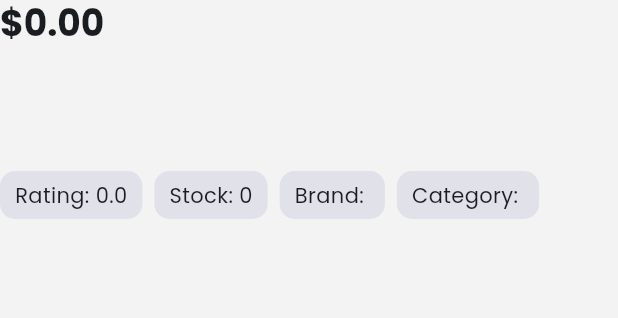
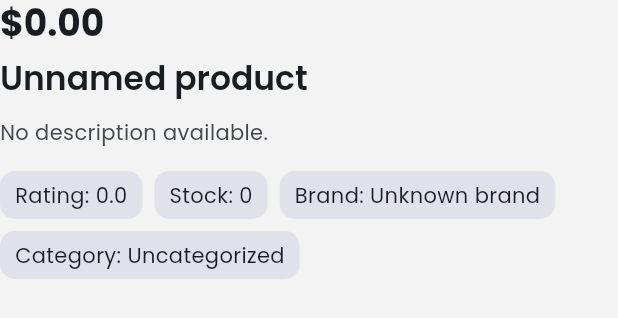
Before and after one commit to fasilajibriel/tech_gadol_flutter_assessment_fasil_adugna_jibriel, a Flutter app: the _DetailsContent widget shown alone on an empty page, opened directly with empty values, on a phone screen of 412 x 824 dp. Shown: the top 318 px of the screen. Run offline on Flutter 3.47's test engine with Material 3 defaults, Android fonts, the phone set to English and light mode, and no system bars; our stand-ins replace dartz, dio, equatable, eva_icons_flutter, flutter_dotenv, flutter_secure_storage and 5 more; accounts and stored records are empty; network calls fail.

Commit message:
feat(product): handle impefect data

```diff
--- a/lib/features/home/data/models/products_response_model/product.dart
+++ b/lib/features/home/data/models/products_response_model/product.dart
@@ -56,29 +56,104 @@ class Product extends Equatable {
   });
 
   factory Product.fromMap(Map<String, dynamic> data) => Product(
-    id: data['id'] as int?,
-    title: data['title'] as String?,
-    description: data['description'] as String?,
-    category: data['category'] as String?,
-    price: (data['price'] as num?)?.toDouble(),
-    discountPercentage: (data['discountPercentage'] as num?)?.toDouble(),
-    rating: (data['rating'] as num?)?.toDouble(),
-    stock: data['stock'] as int?,
-    tags: (data['tags'] as List<dynamic>?)?.map((e) => e as String).toList(),
-    brand: data['brand'] as String?,
-    sku: data['sku'] as String?,
-    weight: data['weight'] as int?,
-    dimensions: data['dimensions'] == null ? null : Dimensions.fromMap(data['dimensions'] as Map<String, dynamic>),
-    warrantyInformation: data['warrantyInformation'] as String?,
-    shippingInformation: data['shippingInformation'] as String?,
-    availabilityStatus: data['availabilityStatus'] as String?,
-    reviews: (data['reviews'] as List<dynamic>?)?.map((e) => Review.fromMap(e as Map<String, dynamic>)).toList(),
-    returnPolicy: data['returnPolicy'] as String?,
-    minimumOrderQuantity: data['minimumOrderQuantity'] as int?,
-    meta: data['meta'] == null ? null : Meta.fromMap(data['meta'] as Map<String, dynamic>),
-    images: (data['images'] as List<dynamic>?)?.map((e) => e as String).toList(),
-    thumbnail: data['thumbnail'] as String?,
+    id: _asInt(data['id']),
+    title: _asString(data['title']),
+    description: _asString(data['description']),
+    category: _asString(data['category']),
+    price: _asDouble(data['price']),
+    discountPercentage: _asDouble(data['discountPercentage']),
+    rating: _asDouble(data['rating']),
+    stock: _asInt(data['stock']),
+    tags: _toStringList(data['tags']),
+    brand: _asString(data['brand']),
+    sku: _asString(data['sku']),
+    weight: _asInt(data['weight']),
+    dimensions: _toDimensions(data['dimensions']),
+    warrantyInformation: _asString(data['warrantyInformation']),
+    shippingInformation: _asString(data['shippingInformation']),
+    availabilityStatus: _asString(data['availabilityStatus']),
+    reviews: _toReviews(data['reviews']),
+    returnPolicy: _asString(data['returnPolicy']),
+    minimumOrderQuantity: _asInt(data['minimumOrderQuantity']),
+    meta: _toMeta(data['meta']),
+    images: _toStringList(data['images']),
+    thumbnail: _asString(data['thumbnail']),
   );
+
+  static String? _asString(dynamic value) {
+    if (value == null) {
+      return null;
+    }
+    final stringValue = value.toString().trim();
+    return stringValue.isEmpty ? null : stringValue;
+  }
+
+  static int? _asInt(dynamic value) {
+    if (value == null) {
+      return null;
+    }
+    if (value is int) {
+      return value;
+    }
+    if (value is num) {
+      return value.toInt();
+    }
+    return int.tryParse(value.toString());
+  }
+
+  static double? _asDouble(dynamic value) {
+    if (value == null) {
+      return null;
+    }
+    if (value is double) {
+      return value;
+    }
+    if (value is num) {
+      return value.toDouble();
+    }
+    return double.tryParse(value.toString());
+  }
+
+  static List<String>? _toStringList(dynamic value) {
+    if (value is! List) {
+      return null;
+    }
+    return value
+        .where((element) => element != null)
+        .map((element) => element.toString().trim())
+        .where((element) => element.isNotEmpty)
+        .toList();
+  }
+
+  static Dimensions? _toDimensions(dynamic value) {
+    if (value is Map<String, dynamic>) {
+      return Dimensions.fromMap(value);
+    }
+    if (value is Map) {
+      return Dimensions.fromMap(Map<String, dynamic>.from(value));
+    }
+    return null;
+  }
+
+  static Meta? _toMeta(dynamic value) {
+    if (value is Map<String, dynamic>) {
+      return Meta.fromMap(value);
+    }
+    if (value is Map) {
+      return Meta.fromMap(Map<String, dynamic>.from(value));
+    }
+    return null;
+  }
+
+  static List<Review>? _toReviews(dynamic value) {
+    if (value is! List) {
+      return null;
+    }
+    return value
+        .whereType<Map>()
+        .map((element) => Review.fromMap(Map<String, dynamic>.from(element)))
+        .toList();
+  }
 
   Map<String, dynamic> toMap() => {
     'id': id,
--- a/lib/features/product/presentation/pages/product_page.dart
+++ b/lib/features/product/presentation/pages/product_page.dart
@@ -2,8 +2,11 @@ import 'package:flutter/material.dart';
 import 'package:provider/provider.dart';
 import 'package:eva_icons_flutter/eva_icons_flutter.dart';
 import 'package:tech_gadol_flutter_assessment_fasil_adugna_jibriel/core/constants/theme_constants.dart';
+import 'package:tech_gadol_flutter_assessment_fasil_adugna_jibriel/core/domain/app_logger.dart';
+import 'package:tech_gadol_flutter_assessment_fasil_adugna_jibriel/di/injector.dart';
 import 'package:tech_gadol_flutter_assessment_fasil_adugna_jibriel/features/home/data/models/products_response_model/product.dart';
 import 'package:tech_gadol_flutter_assessment_fasil_adugna_jibriel/features/product/presentation/state/product_provider.dart';
+import 'package:tech_gadol_flutter_assessment_fasil_adugna_jibriel/shared/helpers/product_data_guard.dart';
 
 class ProductPage extends StatefulWidget {
   const ProductPage({super.key, required this.productId});
@@ -24,11 +27,27 @@ class _ProductPageState extends State<ProductPage> {
       appBar: AppBar(
         backgroundColor: Colors.transparent,
         elevation: 0,
-        leading: IconButton(icon: const Icon(Icons.arrow_back_ios_new), onPressed: () => Navigator.of(context).pop()),
+        leading: IconButton(
+          icon: const Icon(Icons.arrow_back_ios_new),
+          onPressed: () => Navigator.of(context).pop(),
+        ),
       ),
       body: Consumer<ProductProvider>(
         builder: (context, provider, _) {
           final product = provider.product;
+          if (product != null) {
+            final logger = getIt<AppLogger>();
+            ProductDataGuard.logImageWarningIfNeeded(
+              product,
+              logger,
+              source: 'ProductPage',
+            );
+            ProductDataGuard.logPriceErrorIfNeeded(
+              product,
+              logger,
+              source: 'ProductPage',
+            );
+          }
           final productImages = _resolveImages(product);
 
           return Stack(
@@ -60,11 +79,25 @@ class _ProductPageState extends State<ProductPage> {
                                   });
                                 },
                                 itemBuilder: (context, index) {
+                                  final imageUrl = productImages[index];
                                   return Image.network(
-                                    productImages[index],
+                                    imageUrl,
                                     fit: BoxFit.contain,
-                                    errorBuilder: (context, error, stackTrace) =>
-                                        const Icon(Icons.broken_image, size: 120),
+                                    errorBuilder: (context, error, stackTrace) {
+                                      if (product != null) {
+                                        final logger = getIt<AppLogger>();
+                                        ProductDataGuard.logImageLoadFailureIfNeeded(
+                                          product,
+                                          imageUrl,
+                                          logger,
+                                          source: 'ProductPage',
+                                        );
+                                      }
+                                      return const Icon(
+                                        Icons.broken_image,
+                                        size: 120,
+                                      );
+                                    },
                                   );
                                 },
                               ),
@@ -73,17 +106,25 @@ class _ProductPageState extends State<ProductPage> {
                               const SizedBox(height: 12),
                               Row(
                                 mainAxisAlignment: MainAxisAlignment.center,
-                                children: List.generate(productImages.length, (index) {
+                                children: List.generate(productImages.length, (
+                                  index,
+                                ) {
                                   final isActive = _imageIndex == index;
                                   return AnimatedContainer(
                                     duration: const Duration(milliseconds: 220),
-                                    margin: const EdgeInsets.symmetric(horizontal: 4),
+                                    margin: const EdgeInsets.symmetric(
+                                      horizontal: 4,
+                                    ),
                                     width: isActive ? 16 : 6,
                                     height: 6,
                                     decoration: BoxDecoration(
                                       color: isActive
-                                          ? Theme.of(context).colorScheme.onSurface
-                                          : Theme.of(context).colorScheme.onSurfaceVariant,
+                                          ? Theme.of(
+                                              context,
+                                            ).colorScheme.onSurface
+                                          : Theme.of(
+                                              context,
+                                            ).colorScheme.onSurfaceVariant,
                                       borderRadius: BorderRadius.circular(100),
                                     ),
                                   );
@@ -102,7 +143,9 @@ class _ProductPageState extends State<ProductPage> {
                   return Container(
                     decoration: BoxDecoration(
                       color: Theme.of(context).colorScheme.surface,
-                      borderRadius: const BorderRadius.vertical(top: Radius.circular(28)),
+                      borderRadius: const BorderRadius.vertical(
+                        top: Radius.circular(28),
+                      ),
                     ),
                     child: SingleChildScrollView(
                       controller: scrollController,
@@ -126,14 +169,16 @@ class _ProductPageState extends State<ProductPage> {
                               padding: EdgeInsets.symmetric(vertical: 80),
                               child: Center(child: CircularProgressIndicator()),
                             )
-                          else if (provider.errorMessage != null && product == null)
+                          else if (provider.errorMessage != null &&
+                              product == null)
                             Column(
                               crossAxisAlignment: CrossAxisAlignment.start,
                               children: [
                                 Text(provider.errorMessage!),
                                 const SizedBox(height: 12),
                                 ElevatedButton(
-                                  onPressed: () => provider.loadProduct(widget.productId),
+                                  onPressed: () =>
+                                      provider.loadProduct(widget.productId),
                                   child: const Text('Retry'),
                                 ),
                               ],
@@ -154,13 +199,17 @@ class _ProductPageState extends State<ProductPage> {
   }
 
   List<String> _resolveImages(Product? product) {
-    final images = product?.images ?? <String>[];
+    if (product == null) {
+      return <String>[];
+    }
+
+    final images = ProductDataGuard.validImageUrls(product);
     if (images.isNotEmpty) {
       return images;
     }
 
-    final thumbnail = product?.thumbnail;
-    if (thumbnail != null && thumbnail.isNotEmpty) {
+    final thumbnail = ProductDataGuard.primaryImageUrl(product);
+    if (thumbnail != null) {
       return <String>[thumbnail];
     }
 
@@ -180,32 +229,54 @@ class _DetailsContent extends StatelessWidget {
       crossAxisAlignment: CrossAxisAlignment.start,
       children: [
         Text(
-          '\$${(product.price ?? 0).toStringAsFixed(2)}',
-          style: textTheme.headlineSmall?.copyWith(fontWeight: FontWeight.w700),
+          ProductDataGuard.priceLabel(product),
+          style: textTheme.headlineSmall?.copyWith(
+            fontWeight: FontWeight.w700,
+            color: ProductDataGuard.hasValidPrice(product)
+                ? null
+                : Theme.of(context).colorScheme.error,
+          ),
         ),
         const SizedBox(height: 6),
-        Text(product.title ?? 'Product', style: textTheme.titleLarge?.copyWith(fontWeight: FontWeight.w600)),
+        Text(
+          ProductDataGuard.displayTitle(product),
+          style: textTheme.titleLarge?.copyWith(fontWeight: FontWeight.w600),
+        ),
         const SizedBox(height: 12),
         Text(
-          product.description ?? '',
-          style: textTheme.bodyMedium?.copyWith(color: Theme.of(context).colorScheme.onSurfaceVariant),
+          ProductDataGuard.displayDescription(product),
+          style: textTheme.bodyMedium?.copyWith(
+            color: Theme.of(context).colorScheme.onSurfaceVariant,
+          ),
         ),
         const SizedBox(height: 16),
         Wrap(
           spacing: 8,
           runSpacing: 8,
           children: [
-            _InfoChip(label: 'Rating: ${(product.rating ?? 0).toStringAsFixed(1)}'),
+            _InfoChip(
+              label: 'Rating: ${(product.rating ?? 0).toStringAsFixed(1)}',
+            ),
             _InfoChip(label: 'Stock: ${product.stock ?? 0}'),
-            _InfoChip(label: 'Brand: ${product.brand ?? '-'}'),
-            _InfoChip(label: 'Category: ${product.category ?? '-'}'),
+            _InfoChip(
+              label: 'Brand: ${ProductDataGuard.displayBrand(product)}',
+            ),
+            _InfoChip(
+              label: 'Category: ${ProductDataGuard.displayCategory(product)}',
+            ),
           ],
         ),
         if (product.tags != null && product.tags!.isNotEmpty) ...[
           const SizedBox(height: 16),
           Text('Tags', style: textTheme.titleMedium),
           const SizedBox(height: 8),
-          Wrap(spacing: 8, runSpacing: 8, children: product.tags!.map((tag) => Chip(label: Text(tag))).toList()),
+          Wrap(
+            spacing: 8,
+            runSpacing: 8,
+            children: product.tags!
+                .map((tag) => Chip(label: Text(tag)))
+                .toList(),
+          ),
         ],
       ],
     );
--- /dev/null
+++ b/lib/shared/helpers/product_data_guard.dart
@@ -0,0 +1,135 @@
+import 'package:tech_gadol_flutter_assessment_fasil_adugna_jibriel/core/domain/app_logger.dart';
+import 'package:tech_gadol_flutter_assessment_fasil_adugna_jibriel/features/home/data/models/products_response_model/product.dart';
+
+class ProductDataGuard {
+  static final Set<String> _warnedImageKeys = <String>{};
+  static final Set<String> _warnedImageLoadFailureKeys = <String>{};
+  static final Set<String> _erroredPriceKeys = <String>{};
+
+  static bool isValidImageUrl(String? url) {
+    if (url == null || url.trim().isEmpty) {
+      return false;
+    }
+    final uri = Uri.tryParse(url.trim());
+    if (uri == null) {
+      return false;
+    }
+    return (uri.scheme == 'http' || uri.scheme == 'https') &&
+        uri.host.isNotEmpty;
+  }
+
+  static List<String> validImageUrls(Product product) {
+    final images = product.images ?? <String>[];
+    return images.where(isValidImageUrl).toList();
+  }
+
+  static String? primaryImageUrl(Product product) {
+    final images = validImageUrls(product);
+    if (images.isNotEmpty) {
+      return images.first;
+    }
+
+    if (isValidImageUrl(product.thumbnail)) {
+      return product.thumbnail;
+    }
+
+    return null;
+  }
+
+  static bool hasValidPrice(Product product) {
+    final price = product.price;
+    return price != null && price >= 0;
+  }
+
+  static String priceLabel(Product product) {
+    if (!hasValidPrice(product)) {
+      return 'Price unavailable';
+    }
+    return '\$${product.price!.toStringAsFixed(2)}';
+  }
+
+  static String displayTitle(Product product) {
+    final title = product.title?.trim();
+    return (title == null || title.isEmpty) ? 'Unnamed product' : title;
+  }
+
+  static String displayBrand(Product product) {
+    final brand = product.brand?.trim();
+    return (brand == null || brand.isEmpty) ? 'Unknown brand' : brand;
+  }
+
+  static String displayDescription(Product product) {
+    final description = product.description?.trim();
+    return (description == null || description.isEmpty)
+        ? 'No description available.'
+        : description;
+  }
+
+  static String displayCategory(Product product) {
+    final category = product.category?.trim();
+    return (category == null || category.isEmpty) ? 'Uncategorized' : category;
+  }
+
+  static void logImageWarningIfNeeded(
+    Product product,
+    AppLogger logger, {
+    required String source,
+  }) {
+    if (primaryImageUrl(product) != null) {
+      return;
+    }
+    final key = '$source:image:${_productKey(product)}';
+    if (_warnedImageKeys.add(key)) {
+      logger.warning(
+        'Missing or invalid image URL. Rendering placeholder image.',
+        className: source,
+        methodName: 'render',
+      );
+    }
+  }
+
+  static void logImageLoadFailureIfNeeded(
+    Product product,
+    String imageUrl,
+    AppLogger logger, {
+    required String source,
+  }) {
+    final key = '$source:image_load:${_productKey(product)}:$imageUrl';
+    if (_warnedImageLoadFailureKeys.add(key)) {
+      logger.warning(
+        'Failed to load product image URL. Rendering placeholder image.',
+        className: source,
+        methodName: 'render',
+      );
+    }
+  }
+
+  static void logPriceErrorIfNeeded(
+    Product product,
+    AppLogger logger, {
+    required String source,
+  }) {
+    if (hasValidPrice(product)) {
+      return;
+    }
+    final key = '$source:price:${_productKey(product)}';
+    if (_erroredPriceKeys.add(key)) {
+      logger.error(
+        'Missing or negative price. Rendering "Price unavailable".',
+        className: source,
+        methodName: 'render',
+      );
+    }
+  }
+
+  static String _productKey(Product product) {
+    if (product.id != null) {
+      return product.id.toString();
+    }
+    final title = product.title?.trim();
+    if (title != null && title.isNotEmpty) {
+      return title;
+    }
+    return 'unknown';
+  }
+}
```
Also changed, not shown: lib/shared/widgets/product_card.dart (+42 -12 lines).
